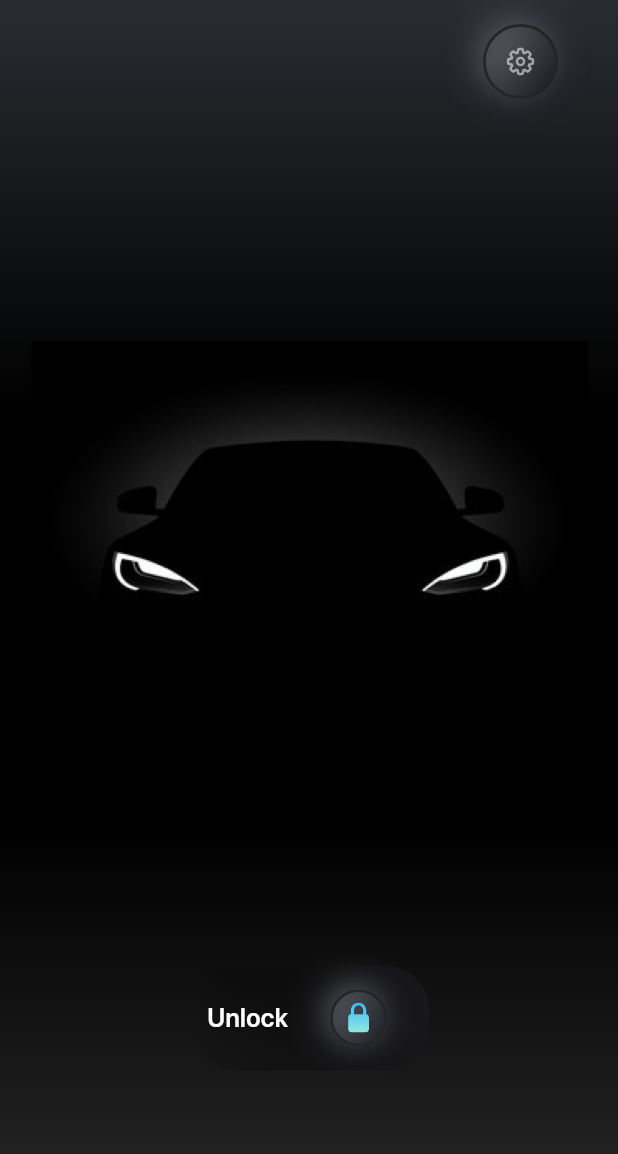
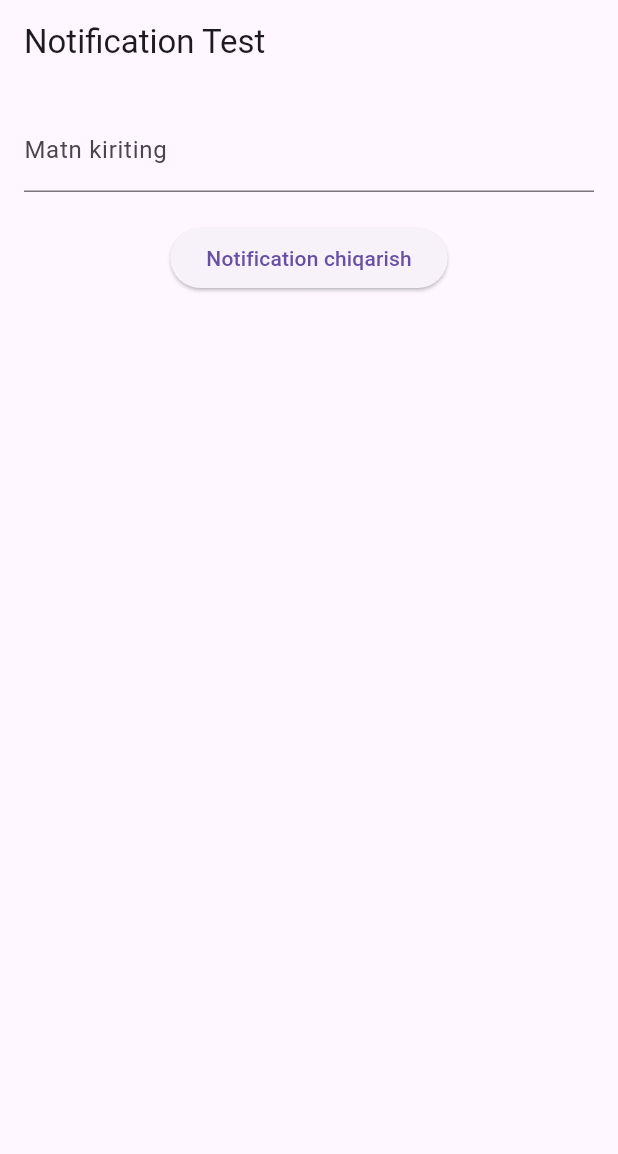
Before and after one commit to lochinbek0505/SmartCar, a Flutter app: the screen it shows after launch, on a phone screen of 412 x 824 dp. Shown: the top 1154 px of the screen. Run offline on Flutter 3.47's test engine with Material 3 defaults, Android fonts, the light colour scheme and no system bars; our stand-ins replace easy_localization, flutter_local_notifications, flutter_svg, glassmorphism; missing offline and left inert: neumorphic_ui, scaffold_gradient_background.

Commit message:
add some file finish some files flutter pub add notificationPage.dart

```diff
--- a/lib/app.dart
+++ b/lib/app.dart
@@ -1,6 +1,6 @@
 import 'package:easy_localization/easy_localization.dart';
 import 'package:flutter/material.dart';
-import 'package:smart_car/screens/intro_page.dart';
+import 'package:smart_car/screens/notificationPage.dart';
 import 'package:smart_car/services/app_routes.dart';
 
 class App extends StatelessWidget {
@@ -15,7 +15,7 @@ class App extends StatelessWidget {
       locale: context.locale,
       theme: ThemeData(useMaterial3: true),
       routes: AppRoutes.routes,
-      home: IntroScreen(),
+      home: NotificationPage(),
     );
   }
 }
--- /dev/null
+++ b/lib/screens/notificationPage.dart
@@ -0,0 +1,81 @@
+import 'package:flutter/material.dart';
+import 'package:flutter_local_notifications/flutter_local_notifications.dart';
+
+final FlutterLocalNotificationsPlugin flutterLocalNotificationsPlugin =
+    FlutterLocalNotificationsPlugin();
+
+class NotificationPage extends StatefulWidget {
+  const NotificationPage({super.key});
+
+  @override
+  State<NotificationPage> createState() => _NotificationPageState();
+}
+
+class _NotificationPageState extends State<NotificationPage> {
+  @override
+  void initState() {
+    super.initState();
+    _initNotifications();
+  }
+
+  Future<void> _initNotifications() async {
+    const AndroidInitializationSettings initializationSettingsAndroid =
+        AndroidInitializationSettings('@mipmap/ic_launcher');
+
+    const InitializationSettings initializationSettings =
+        InitializationSettings(android: initializationSettingsAndroid);
+
+    await flutterLocalNotificationsPlugin.initialize(initializationSettings);
+  }
+
+  Future<void> showNotification(String message) async {
+    const AndroidNotificationDetails androidPlatformChannelSpecifics =
+        AndroidNotificationDetails(
+          'your_channel_id',
+          'your_channel_name',
+          channelDescription: 'your_channel_description',
+          importance: Importance.max,
+          priority: Priority.high,
+        );
+
+    const NotificationDetails platformChannelSpecifics = NotificationDetails(
+      android: androidPlatformChannelSpecifics,
+    );
+
+    await flutterLocalNotificationsPlugin.show(
+      0,
+      'Eslatma', // notification title
+      message, // notification body
+      platformChannelSpecifics,
+    );
+  }
+
+  @override
+  Widget build(BuildContext context) {
+    TextEditingController controller = TextEditingController();
+
+    return MaterialApp(
+      home: Scaffold(
+        appBar: AppBar(title: const Text("Notification Test")),
+        body: Padding(
+          padding: const EdgeInsets.all(16.0),
+          child: Column(
+            children: [
+              TextField(
+                controller: controller,
+                decoration: const InputDecoration(labelText: "Matn kiriting"),
+              ),
+              const SizedBox(height: 20),
+              ElevatedButton(
+                onPressed: () {
+                  showNotification(controller.text);
+                },
+                child: const Text("Notification chiqarish"),
+              ),
+            ],
+          ),
+        ),
+      ),
+    );
+  }
+}
--- a/pubspec.yaml
+++ b/pubspec.yaml
@@ -39,6 +39,7 @@ dependencies:
   flutter_svg: ^2.1.0
   scaffold_gradient_background: ^1.0.3+1
   neumorphic_ui: ^1.0.1
+  flutter_local_notifications: ^19.1.0
 
 dev_dependencies:
   flutter_test:
```
Also changed, not shown: pubspec.lock, 3 other files.
